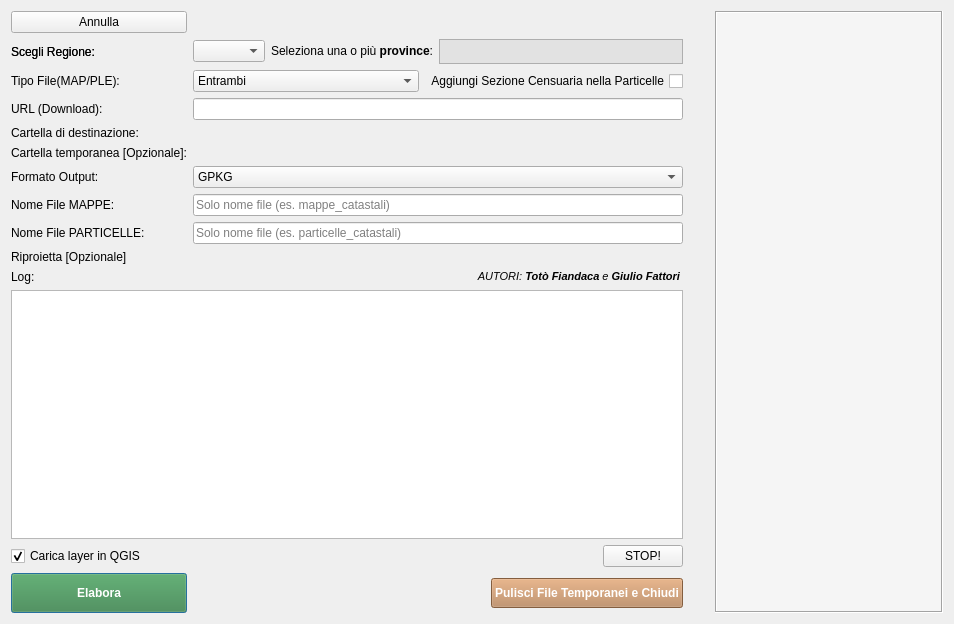
Before: the Qt Designer form CatastoIT_GML_Merger_Pro_dialog_base.ui in pigreco/CatastoIT_GML_Merger_Pro, drawn with Qt 5.
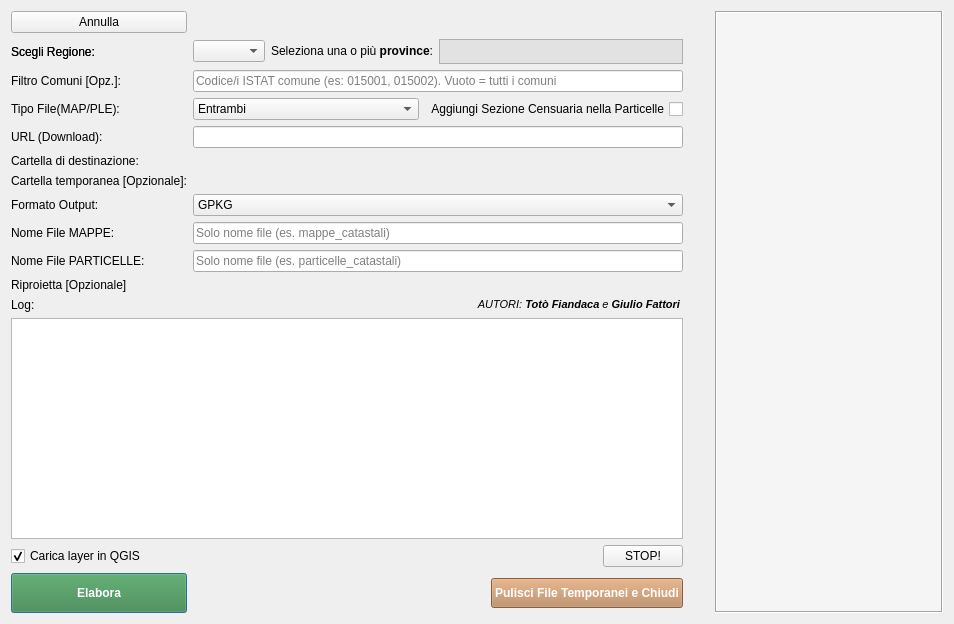
After: the same form once the commit is applied. Icons and pictures are not drawn. Custom widgets are drawn as their Qt base class.

Commit message:
feat: aggiunge filtro per comune tramite codice ISTAT (issue #23 e #36)
Aggiunge un campo opzionale 'Filtro Comuni' (le_comuni) nell'interfaccia
che permette di specificare uno o più codici ISTAT (6 cifre, separati da
virgola) per limitare il download/estrazione ai soli comuni desiderati
invece di elaborare l'intera provincia.

Il suffisso dei codici ISTAT viene aggiunto automaticamente al nome del
file di output quando il filtro è attivo (es. mappe_RM_015001.gpkg).

Patch:
```diff
--- a/CatastoIT_GML_Merger_Pro_dialog_base.ui
+++ b/CatastoIT_GML_Merger_Pro_dialog_base.ui
@@ -451,6 +451,26 @@
        </item>
       </layout>
      </item>
+     <item row="3" column="0">
+      <widget class="QLabel" name="label_comuni">
+       <property name="text">
+        <string>Filtro Comuni [Opz.]:</string>
+       </property>
+       <property name="toolTip">
+        <string>Filtra per codice ISTAT comune. Lascia vuoto per tutti i comuni della provincia selezionata.</string>
+       </property>
+      </widget>
+     </item>
+     <item row="3" column="1">
+      <widget class="QLineEdit" name="le_comuni">
+       <property name="toolTip">
+        <string>Inserisci uno o più codici ISTAT comuni separati da virgola (es: 015001, 015002). Lascia vuoto per scaricare tutti i comuni della provincia selezionata.</string>
+       </property>
+       <property name="placeholderText">
+        <string>Codice/i ISTAT comune (es: 015001, 015002). Vuoto = tutti i comuni</string>
+       </property>
+      </widget>
+     </item>
      <item row="8" column="0">
       <widget class="QLabel" name="label_2">
        <property name="text">
```
The commit also changes 2 other files.
